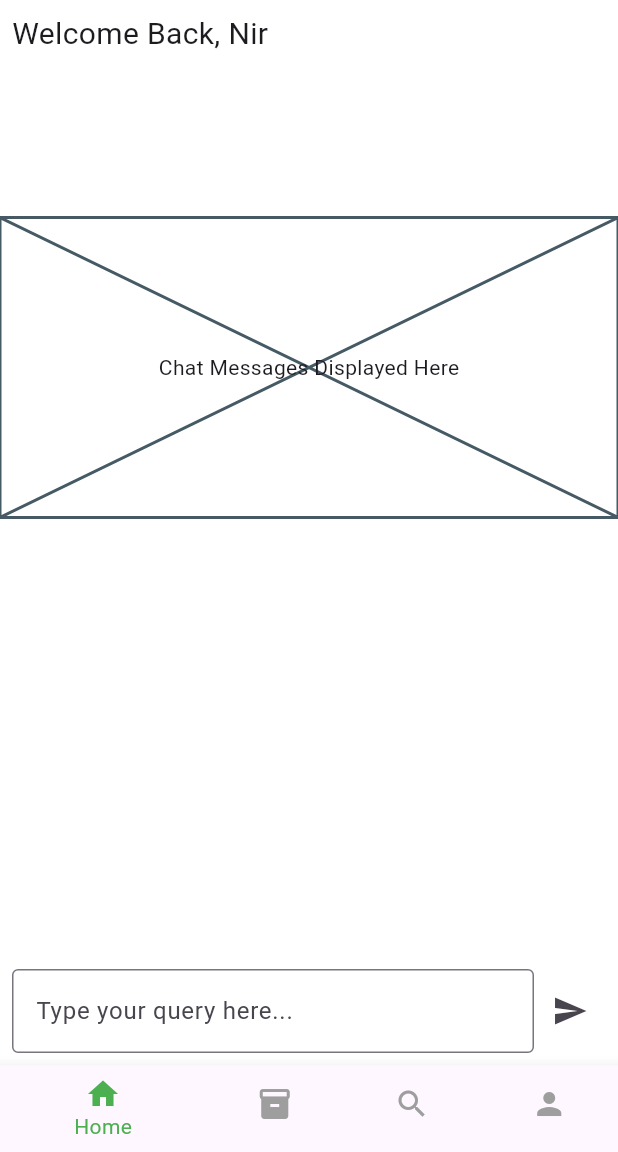
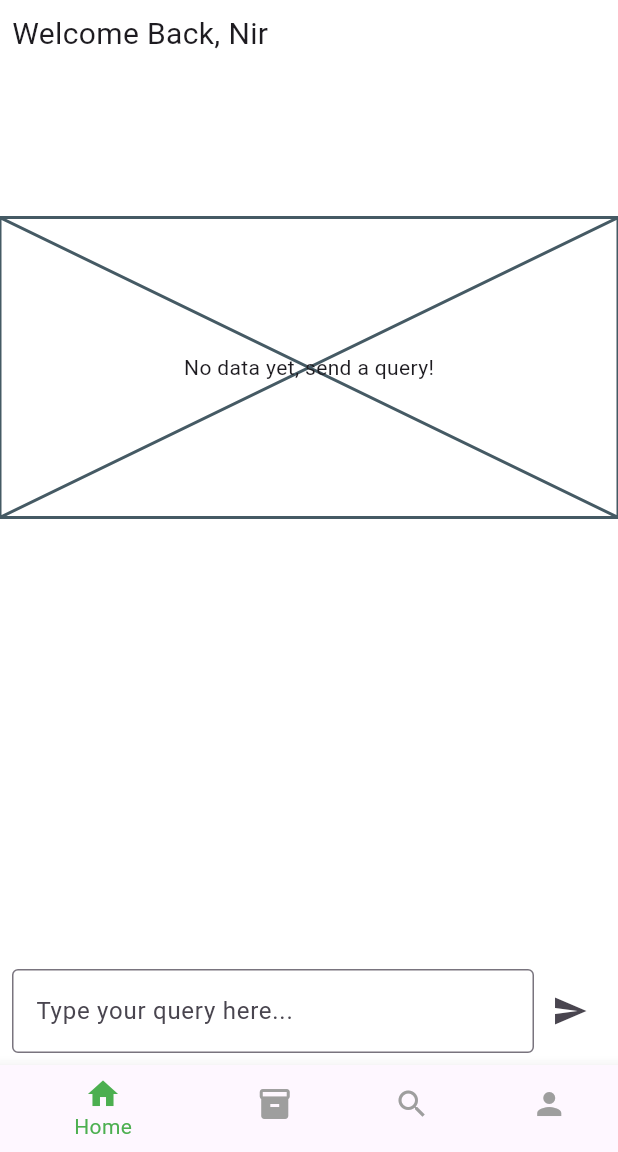
Before and after one commit to Parrie20/market_mind, a Flutter app: the screen it shows after launch, on a phone screen of 412 x 824 dp, the part 84-1236 px from its top. Run offline on Flutter 3.47's test engine with Material 3 defaults, Android fonts, the phone set to English and light mode, and no system bars; our stand-ins replace animated_text_kit, get, syncfusion_flutter_charts.

Commit message:
display the api data on home screen

```diff
--- a/lib/main.dart
+++ b/lib/main.dart
@@ -1,4 +1,5 @@
 import 'package:flutter/material.dart';
+import 'package:get/get.dart';
 import 'package:project/ui/screens/splash_screen.dart';
 import 'ui/screens/home_screen.dart';
 import 'utils/theme.dart';
@@ -10,7 +11,7 @@ void main() {
 class MarketMindApp extends StatelessWidget {
   @override
   Widget build(BuildContext context) {
-    return MaterialApp(
+    return GetMaterialApp(
       title: 'Market Mind',
       theme: AppTheme.lightTheme,
       darkTheme: AppTheme.darkTheme,
--- a/lib/services/api_service.dart
+++ b/lib/services/api_service.dart
@@ -7,9 +7,12 @@ import 'dart:convert';
 
 
 class ApiServiceController extends GetxController{
-  final String url = 'http://192.168.1.10:5000/query';
+  static ApiServiceController get instance => Get.find();
 
   final inputQuery = TextEditingController();
+    var responseMessage = ''.obs;
+  var data = <String, dynamic>{}.obs; // ✅ Explicitly define as RxMap<String, dynamic>
+
 
   Future<String> fetchData() async {
     // Replace with actual API logic
@@ -18,25 +21,36 @@ class ApiServiceController extends GetxController{
   }
 
 
-  Future<void> sendQueryToDb(String query)async{
-    try{
-     final response = await http.post(
-      Uri.parse(url),
-      headers: {'Content-Type': 'application/json'},
-      body: jsonEncode({"query": query}),
-    );
+  Future<void> sendQueryToDb(String query) async {
+    try {
+      var url = Uri.parse("http://192.168.1.10:5000/query");
+      print('Fetching');
 
-    if(response.statusCode == 200){
+      final response = await http.post(
+        url,
+        headers: {"Content-Type": "application/json"},
+        body: jsonEncode({"query": query}),
+      );
 
-      final data = response.body;
-      print(data);
-    }
+      print('Fetch?');
 
+      if (response.statusCode == 200 || response.statusCode == 201) {
+        var jsonResponse = jsonDecode(response.body);
 
+        if (jsonResponse is Map<String, dynamic>) {
+          data.value = jsonResponse;
+          update();// ✅ Ensure correct type assignment
+        } else {
+          responseMessage.value = "Invalid response format";
+        }
 
-
-    }catch(e){
-throw 'Retry Later $e';
+        print(data.value);
+      } else {
+        responseMessage.value = "Error: ${response.statusCode}";
+      }
+    } catch (e) {
+      responseMessage.value = "Retry Later: $e";  // ✅ Proper error message
     }
   }
+
 }
--- a/lib/ui/screens/home_screen.dart
+++ b/lib/ui/screens/home_screen.dart
@@ -1,6 +1,8 @@
 import 'package:flutter/material.dart';
+import 'package:project/services/api_service.dart';
 import '../widgets/chat_input_widget.dart';
 import 'inventory_screen.dart';
+import 'package:get/get.dart';
 import 'product_identification_screen.dart';
 import 'profile_screen.dart';
 
@@ -8,6 +10,7 @@ class HomeScreen extends StatefulWidget {
   @override
   _HomeScreenState createState() => _HomeScreenState();
 }
+
 
 class _HomeScreenState extends State<HomeScreen> {
   int _selectedIndex = 0;
@@ -47,8 +50,11 @@ class _HomeScreenState extends State<HomeScreen> {
 }
 
 class HomeScreenContent extends StatelessWidget {
+  const HomeScreenContent({super.key});
+
   @override
   Widget build(BuildContext context) {
+    final controller = Get.put(ApiServiceController());
     return Scaffold(
       appBar: AppBar(
         title: Row(children: [Container(height: 40, child: Image(image: AssetImage('assets/images and icon/logo_icon.png',))),SizedBox(width: 10,),Text('Market Mind',style: TextStyle(fontWeight: FontWeight.w500,fontSize: 30),)],)
@@ -66,9 +72,19 @@ class HomeScreenContent extends StatelessWidget {
                 Placeholder(
                   fallbackHeight: 200,
                   child: Center(
-                    child: Text('Chat Messages Displayed Here'),
+                    child: Obx(() {
+                      if (controller.responseMessage.isNotEmpty) {
+                        return Text(controller.responseMessage.value, style: TextStyle(color: Colors.red));
+                      }
+                      if (controller.data.isEmpty) {
+                        return Text('No data yet, send a query!');
+                      }
+                      return Text(controller.data["data"]["rows"][0][2].toString()?? 'Data received'); // ✅ Ensures UI updates
+                    }),
                   ),
                 ),
+
+
               ],
             ),
           ),
--- a/lib/ui/widgets/chat_input_widget.dart
+++ b/lib/ui/widgets/chat_input_widget.dart
@@ -1,11 +1,12 @@
 import 'package:flutter/material.dart';
 import 'package:get/get.dart';
 import 'package:project/services/api_service.dart';
+import 'package:project/ui/screens/home_screen.dart';
 
 class ChatInputWidget extends StatelessWidget {
+   late final data;
 
-
-
+   ChatInputWidget({super.key, this.data});
   @override
   Widget build(BuildContext context) {
     final controller = Get.put(ApiServiceController());
@@ -26,9 +27,9 @@ class ChatInputWidget extends StatelessWidget {
             ),
             IconButton(
               icon: Icon(Icons.send),
-              onPressed: () async{
-
-               await controller.sendQueryToDb(controller.inputQuery.text);
+              onPressed: () async {
+                print('passing' + controller.inputQuery.text);
+                  await controller.sendQueryToDb(controller.inputQuery.text);
               },
             ),
           ],
```
Also changed, not shown: 125 other files.
